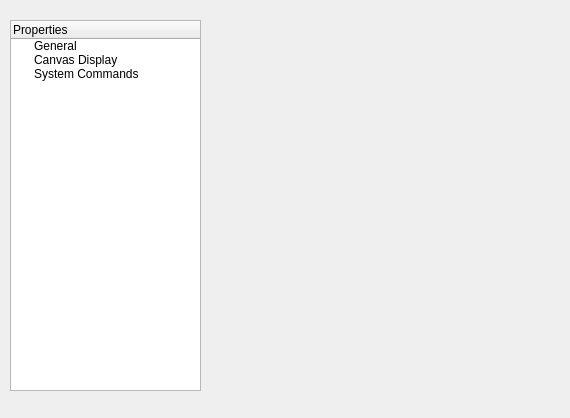
First picture: the form in settings_dialog.ui, repository csekri/tkzgeom, before the edit.
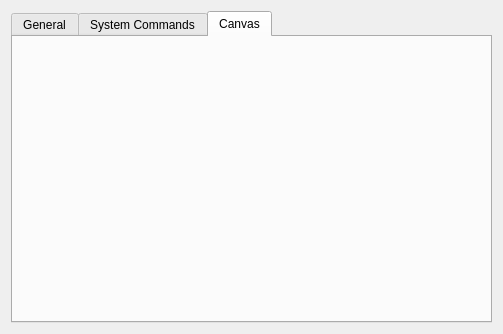
Second picture: the form after the edit.

```diff
--- a/settings_dialog.ui
+++ b/settings_dialog.ui
@@ -6,43 +6,37 @@
    <rect>
     <x>0</x>
     <y>0</y>
-    <width>570</width>
-    <height>418</height>
+    <width>503</width>
+    <height>334</height>
    </rect>
   </property>
   <property name="windowTitle">
    <string>Properties</string>
   </property>
-  <widget class="QTreeWidget" name="treeWidget">
-   <property name="geometry">
-    <rect>
-     <x>10</x>
-     <y>20</y>
-     <width>191</width>
-     <height>371</height>
-    </rect>
-   </property>
-   <column>
-    <property name="text">
-     <string>Properties</string>
-    </property>
-   </column>
+  <layout class="QVBoxLayout" name="verticalLayout">
    <item>
-    <property name="text">
-     <string>General</string>
-    </property>
+    <widget class="QTabWidget" name="tabWidget">
+     <property name="currentIndex">
+      <number>2</number>
+     </property>
+     <widget class="QWidget" name="tab">
+      <attribute name="title">
+       <string>General</string>
+      </attribute>
+     </widget>
+     <widget class="QWidget" name="tab_2">
+      <attribute name="title">
+       <string>System Commands</string>
+      </attribute>
+     </widget>
+     <widget class="QWidget" name="tab_3">
+      <attribute name="title">
+       <string>Canvas</string>
+      </attribute>
+     </widget>
+    </widget>
    </item>
-   <item>
-    <property name="text">
-     <string>Canvas Display</string>
-    </property>
-   </item>
-   <item>
-    <property name="text">
-     <string>System Commands</string>
-    </property>
-   </item>
-  </widget>
+  </layout>
  </widget>
  <resources/>
  <connections/>
```
